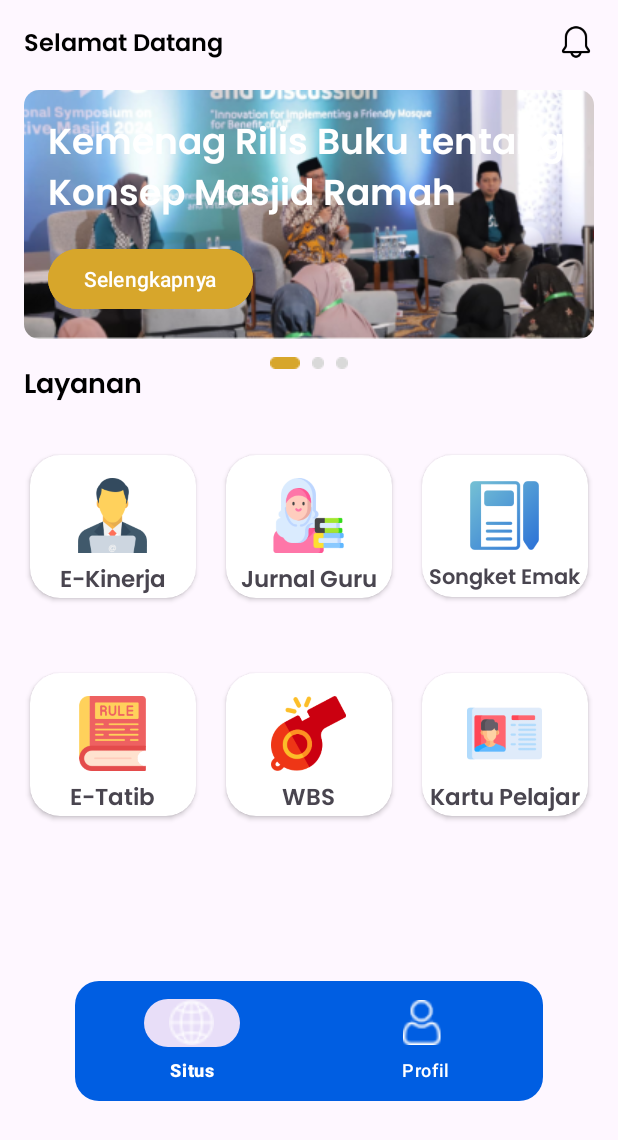
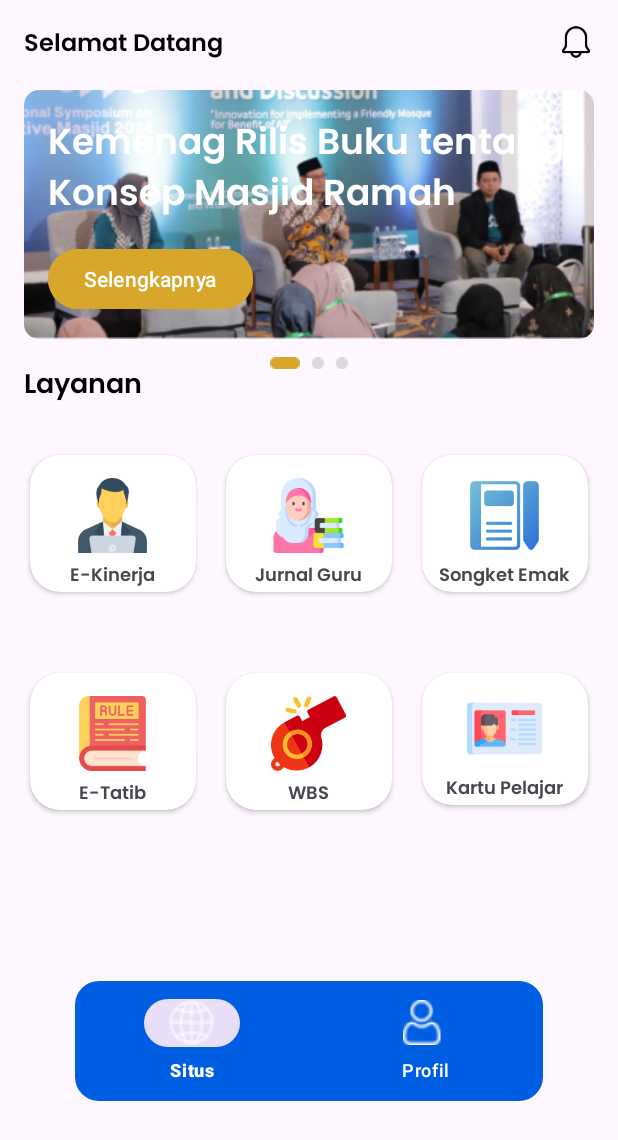
Before and after one commit to cjsflow-com/mobile_madrasah, an Android app: the screen it shows after launch (MainActivity), on a phone screen of 412 x 824 dp. Shown: the top 1140 px of the screen. Run offline under Robolectric (Android 15) with nearby library versions, the phone set to English and light mode, and no system bars; our stand-ins replace Dagger/Hilt's generated code.

Commit message:
merapikan tampilan beranda

```diff
--- a/app/src/main/java/com/example/man2superapp/utils/Constant.kt
+++ b/app/src/main/java/com/example/man2superapp/utils/Constant.kt
@@ -2,7 +2,7 @@ package com.example.man2superapp.utils
 
 object Constant {
 
-    const val BASE_URL = "http://192.168.100.8:5000/api/"
+    const val BASE_URL = "https://bedelau.m2mpekanbaru.sch.id/api/"
     const val AUTHORIZATION = "Authorization"
     const val TOKEN = "token"
     const val WBS = "wbs"
--- a/app/src/main/res/layout/activity_login.xml
+++ b/app/src/main/res/layout/activity_login.xml
@@ -156,7 +156,6 @@
         android:layout_width="wrap_content"
         android:layout_marginTop="40dp"
         android:layout_height="wrap_content"
-        android:visibility="gone"
         app:layout_constraintTop_toBottomOf="@id/passwordInputLayout"
         app:layout_constraintStart_toStartOf="parent"
         app:layout_constraintEnd_toEndOf="parent"
@@ -169,6 +168,7 @@
         android:layout_height="wrap_content"
         android:layout_marginTop="24dp"
         android:backgroundTint="@color/manblue"
+        android:visibility="gone"
         android:fontFamily="@font/montserrat_medium"
         android:text="Masuk"
         android:textAllCaps="false"
--- a/app/src/main/res/layout/activity_main.xml
+++ b/app/src/main/res/layout/activity_main.xml
@@ -179,7 +179,7 @@
                     android:layout_height="wrap_content"
                     android:id="@+id/ekinName"
                     android:text="E-Kinerja"
-                    android:textSize="15sp"
+                    android:textSize="12sp"
                     android:fontFamily="@font/poppins_semibold"
                     android:layout_marginTop="5dp"
                     android:layout_centerHorizontal="true"
@@ -212,7 +212,7 @@
                     android:layout_height="wrap_content"
                     android:id="@+id/jurnalName"
                     android:text="Jurnal Guru"
-                    android:textSize="15sp"
+                    android:textSize="12sp"
                     android:fontFamily="@font/poppins_semibold"
                     android:layout_marginTop="5dp"
                     android:layout_centerHorizontal="true"
@@ -242,15 +242,15 @@
                 android:layout_height="match_parent">
 
                 <TextView
+                    android:id="@+id/songketName"
                     android:layout_width="wrap_content"
                     android:layout_height="wrap_content"
-                    android:id="@+id/songketName"
+                    android:layout_below="@+id/songketImage"
+                    android:layout_centerHorizontal="true"
+                    android:layout_marginTop="5dp"
+                    android:fontFamily="@font/poppins_semibold"
                     android:text="Songket Emak"
-                    android:textSize="14sp"
-                    android:fontFamily="@font/poppins_semibold"
-                    android:layout_marginTop="5dp"
-                    android:layout_centerHorizontal="true"
-                    android:layout_below="@+id/songketImage"/>
+                    android:textSize="12sp" />
 
                 <ImageView
                     android:layout_width="50dp"
@@ -295,7 +295,7 @@
                     android:layout_height="wrap_content"
                     android:id="@+id/etatibName"
                     android:text="E-Tatib"
-                    android:textSize="15sp"
+                    android:textSize="12sp"
                     android:fontFamily="@font/poppins_semibold"
                     android:layout_marginTop="5dp"
                     android:layout_centerHorizontal="true"
@@ -328,7 +328,7 @@
                     android:layout_height="wrap_content"
                     android:id="@+id/wbsName"
                     android:text="WBS"
-                    android:textSize="15sp"
+                    android:textSize="12sp"
                     android:fontFamily="@font/poppins_semibold"
                     android:layout_marginTop="5dp"
                     android:layout_centerHorizontal="true"
@@ -362,7 +362,7 @@
                     android:layout_height="wrap_content"
                     android:id="@+id/pelajarName"
                     android:text="Kartu Pelajar"
-                    android:textSize="15sp"
+                    android:textSize="12sp"
                     android:fontFamily="@font/poppins_semibold"
                     android:layout_marginTop="5dp"
                     android:layout_centerHorizontal="true"
@@ -373,7 +373,7 @@
                     android:layout_height="50dp"
                     android:id="@+id/pelajarImage"
                     android:src="@drawable/kartu_pelajar"
-                    android:layout_marginTop="15dp"
+                    android:layout_marginTop="12dp"
                     android:layout_centerHorizontal="true"/>
 
             </RelativeLayout>
--- a/app/src/main/res/layout/activity_wbs.xml
+++ b/app/src/main/res/layout/activity_wbs.xml
@@ -3,6 +3,7 @@
     xmlns:app="http://schemas.android.com/apk/res-auto"
     xmlns:tools="http://schemas.android.com/tools"
     android:id="@+id/main"
+    android:background="@drawable/background_gradient"
     android:layout_width="match_parent"
     android:layout_height="match_parent"
     tools:context=".ui.activity.wbs">
@@ -57,7 +58,6 @@
     <ScrollView
         android:layout_width="match_parent"
         android:layout_height="0dp"
-        android:visibility="gone"
         android:id="@+id/scroll_form_wbs"
         android:layout_marginStart="16dp"
         android:layout_marginTop="32dp"
```
